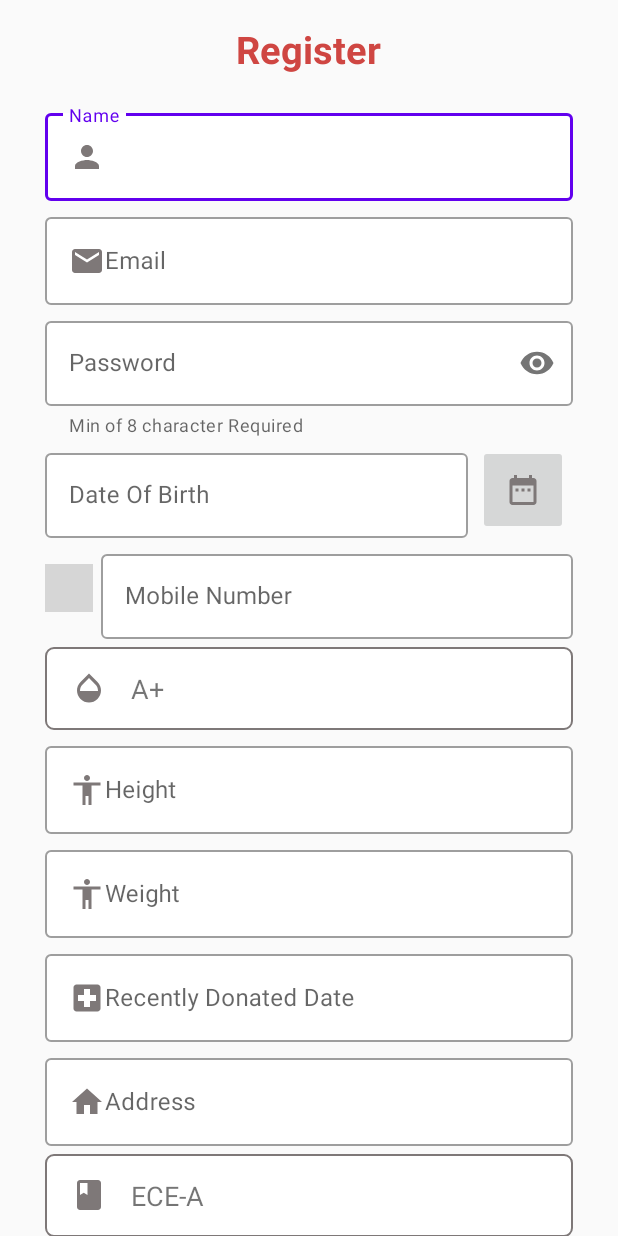
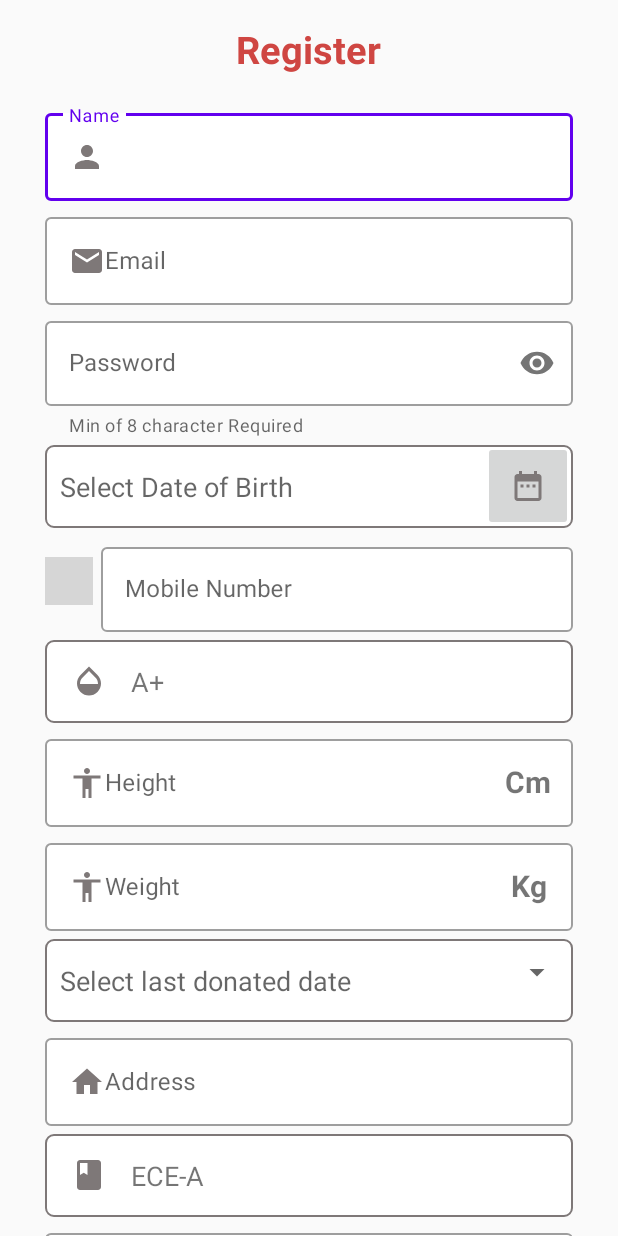
Before and after one commit to hadiabdullan/BloodBank_Gcek, an Android app: the RegisterActivity screen opened directly, with no data from a screen before it, on a phone screen of 412 x 824 dp. Run offline under Robolectric (Android 15) with nearby library versions, the phone set to English and light mode, and no system bars; our stand-ins replace Firebase (no records; nobody signed in at launch, a user with empty details on screens opened directly); libraries missing offline, so code that uses them is left out: com.hbb20; plain views replace CountryCodePicker; grey boxes are pictures that could not be loaded.

Commit message:
Added calender in register page

```diff
--- a/app/src/main/java/com/hadi123/www/bloodbankgcek/RegisterActivity.java
+++ b/app/src/main/java/com/hadi123/www/bloodbankgcek/RegisterActivity.java
@@ -3,13 +3,19 @@ package com.hadi123.www.bloodbankgcek;
 import androidx.annotation.NonNull;
 import androidx.appcompat.app.AppCompatActivity;
 
+import android.annotation.SuppressLint;
+import android.app.DatePickerDialog;
 import android.content.Intent;
 import android.os.Bundle;
 import android.view.View;
 import android.widget.AdapterView;
 import android.widget.ArrayAdapter;
+import android.widget.Button;
+import android.widget.DatePicker;
 import android.widget.EditText;
+import android.widget.ImageButton;
 import android.widget.Spinner;
+import android.widget.TextView;
 import android.widget.Toast;
 
 import com.google.android.gms.tasks.OnCompleteListener;
@@ -20,14 +26,21 @@ import com.google.firebase.auth.FirebaseUser;
 import com.google.firebase.database.DatabaseReference;
 import com.google.firebase.database.FirebaseDatabase;
 
+import java.util.Calendar;
+
 public class RegisterActivity extends AppCompatActivity {
 
-    EditText name,pass,dob,mob,ht,wt,don,add,yj,emailid1;
+    EditText name,pass,mob,ht,wt,add,yj,emailid1;
+    TextView dob,don;
     FirebaseAuth auth;
     FirebaseUser user;
     DatabaseReference reff;
     Spinner genderText;
     Spinner deptText;
+    Spinner donText;
+    DatePickerDialog dpd,dpd1;
+    Calendar c;
+    ImageButton mBtn;
 
     @Override
     protected void onCreate(Bundle savedInstanceState) {
@@ -36,7 +49,7 @@ public class RegisterActivity extends AppCompatActivity {
 
         name=findViewById(R.id.name);
         pass=findViewById(R.id.passwordcreate);
-        dob=findViewById(R.id.dob);
+        dob=findViewById(R.id.dob1);
         mob=findViewById(R.id.mobilenumber);
         ht=findViewById(R.id.height);
         wt=findViewById(R.id.weight);
@@ -44,6 +57,8 @@ public class RegisterActivity extends AppCompatActivity {
         add=findViewById(R.id.address);
         yj=findViewById(R.id.year);
         emailid1=findViewById(R.id.emailuser);
+        mBtn=findViewById(R.id.imageButton);
+
 
 
         auth=FirebaseAuth.getInstance();
@@ -88,6 +103,58 @@ public class RegisterActivity extends AppCompatActivity {
             @Override
             public void onNothingSelected(AdapterView<?> parent) {
 
+            }
+        });
+        donText=findViewById(R.id.donation_select_list);
+        String[] donArray={"Never","Add Date.."};
+        ArrayAdapter<String> donadapter= new ArrayAdapter<String>(this,R.layout.support_simple_spinner_dropdown_item,donArray);
+        donText.setAdapter(donadapter);
+        donText.setOnItemSelectedListener(new AdapterView.OnItemSelectedListener() {
+            @Override
+            public void onItemSelected(AdapterView<?> parent, View view, int position, long id) {
+                String donat=String.valueOf(donText.getSelectedItem());
+                String donater=donText.getSelectedItem().toString();
+                if(position==0){
+                    donText.setSelection(0);
+                    don.setText(donater);
+                }
+                if(donater.equals("Add Date..")){
+                    c=Calendar.getInstance();
+                    int day = c.get(Calendar.DAY_OF_MONTH);
+                    int month =c.get(Calendar.MONTH);
+                    int year=c.get(Calendar.YEAR);
+                    dpd1=new DatePickerDialog(RegisterActivity.this, new DatePickerDialog.OnDateSetListener() {
+                        @Override
+                        public void onDateSet(DatePicker datePicker, int mYear, int mMonth, int mDay) {
+                            don.setText(mDay+"/" + (mMonth+1) +"/" +mYear);
+
+                        }
+                    },day,month,year);
+                    dpd1.show();
+                }
+            }
+
+            @Override
+            public void onNothingSelected(AdapterView<?> parent) {
+
+            }
+        });
+
+
+        mBtn.setOnClickListener(new View.OnClickListener() {
+            @Override
+            public void onClick(View v) {
+                c=Calendar.getInstance();
+                int day = c.get(Calendar.DAY_OF_MONTH);
+                int month =c.get(Calendar.MONTH);
+                int year=c.get(Calendar.YEAR);
+                dpd=new DatePickerDialog(RegisterActivity.this, new DatePickerDialog.OnDateSetListener() {
+                    @Override
+                    public void onDateSet(DatePicker datePicker, int mYear, int mMonth, int mDay) {
+                        dob.setText(mDay+"/" + (mMonth+1) +"/" +mYear);
+                    }
+                },day,month,year);
+                dpd.show();
             }
         });
 
@@ -187,6 +254,9 @@ public class RegisterActivity extends AppCompatActivity {
         reff.child("users").child(auth.getCurrentUser().getUid()).child("department").setValue(deptmnt);
     }
 
+
+
+
     private void updateUI(){
         Intent i = new Intent(getApplicationContext(), LoginActivity.class);
         startActivity(i);
--- a/app/src/main/res/layout/activity_register.xml
+++ b/app/src/main/res/layout/activity_register.xml
@@ -84,34 +84,33 @@
             <RelativeLayout
                 android:layout_width="match_parent"
                 android:layout_height="wrap_content">
-            <com.google.android.material.textfield.TextInputLayout
-                style="@style/Widget.MaterialComponents.TextInputLayout.OutlinedBox"
-                android:layout_width="match_parent"
-                android:layout_height="wrap_content"
-                android:layout_marginLeft="30dp"
-                android:layout_marginTop="5dp"
-                android:layout_marginRight="100dp"
-                android:hint="Date Of Birth"
-                app:boxBackgroundColor="#ffffFF">
 
-                <com.google.android.material.textfield.TextInputEditText
-                    android:id="@+id/dob"
+                <TextView
+                    android:id="@+id/dob1"
                     android:layout_width="match_parent"
-                    android:layout_height="wrap_content"
-                    android:inputType="date" />
+                    android:layout_height="55dp"
+                    android:layout_marginLeft="30dp"
+                    android:layout_marginTop="5dp"
+                    android:layout_marginRight="30dp"
+                    android:background="@drawable/custom_spinner_bg"
+                    android:hint="Select Date of Birth"
+                    android:paddingTop="15dp"
+                    android:textSize="18sp">
 
-            </com.google.android.material.textfield.TextInputLayout>
+
+                </TextView>
 
                 <ImageButton
                     android:id="@+id/imageButton"
                     android:layout_width="60dp"
                     android:layout_height="60dp"
+                    android:layout_above="@+id/dob"
+                    android:layout_alignEnd="@+id/dob1"
+                    android:layout_marginTop="2.5dp"
+                    android:layout_marginEnd="0dp"
+                    android:layout_weight="1"
+                    android:clickable="true"
                     android:focusable="true"
-                    android:clickable="true"
-                    android:layout_alignParentEnd="true"
-                    android:layout_marginTop="5dp"
-                    android:layout_marginEnd="33dp"
-                    android:layout_weight="1"
                     app:srcCompat="@drawable/ic_date_range_black_24dp" />
             </RelativeLayout>
 
@@ -158,6 +157,9 @@
                 android:focusable="true"
                 android:foreground="?attr/selectableItemBackground" />
 
+            <RelativeLayout
+                android:layout_width="match_parent"
+                android:layout_height="wrap_content">
             <com.google.android.material.textfield.TextInputLayout
                 style="@style/Widget.MaterialComponents.TextInputLayout.OutlinedBox"
                 android:layout_width="match_parent"
@@ -176,6 +178,25 @@
                     android:inputType="number" />
             </com.google.android.material.textfield.TextInputLayout>
 
+                <TextView
+                    android:layout_width="60dp"
+                    android:layout_height="60dp"
+                    android:layout_alignParentEnd="true"
+                    android:layout_marginTop="5dp"
+                    android:layout_marginEnd="30dp"
+                    android:layout_weight="1"
+                    android:text="Cm"
+                    android:textStyle="bold"
+                    android:paddingTop="20dp"
+                    android:textAlignment="center"
+                    android:textSize="20sp"/>
+
+
+        </RelativeLayout>
+            <RelativeLayout
+                android:layout_width="match_parent"
+                android:layout_height="wrap_content">
+
             <com.google.android.material.textfield.TextInputLayout
                 style="@style/Widget.MaterialComponents.TextInputLayout.OutlinedBox"
                 android:layout_width="match_parent"
@@ -193,24 +214,50 @@
                     android:drawableLeft="@drawable/ic_height_black_24dp"
                     android:inputType="number" />
             </com.google.android.material.textfield.TextInputLayout>
+                <TextView
+                    android:layout_width="60dp"
+                    android:layout_height="60dp"
+                    android:layout_alignParentEnd="true"
+                    android:layout_marginTop="5dp"
+                    android:layout_marginEnd="30dp"
+                    android:layout_weight="1"
+                    android:text="Kg"
+                    android:textStyle="bold"
+                    android:paddingTop="20dp"
+                    android:textAlignment="center"
+                    android:textSize="20sp"/>
+            </RelativeLayout>
 
-            <com.google.android.material.textfield.TextInputLayout
-                style="@style/Widget.MaterialComponents.TextInputLayout.OutlinedBox"
+            <RelativeLayout
                 android:layout_width="match_parent"
-                android:layout_height="wrap_content"
-                android:layout_marginLeft="30dp"
-                android:layout_marginTop="5dp"
-                android:layout_marginRight="30dp"
-                android:hint="Recently Donated Date"
-                app:boxBackgroundColor="#ffffFF">
+                android:layout_height="wrap_content">
 
-                <com.google.android.material.textfield.TextInputEditText
+                <TextView
                     android:id="@+id/donation"
                     android:layout_width="match_parent"
-                    android:layout_height="wrap_content"
-                    android:drawableLeft="@drawable/ic_donation_black_24dp"
-                    android:inputType="text" />
-            </com.google.android.material.textfield.TextInputLayout>
+                    android:layout_height="55dp"
+                    android:layout_marginLeft="30dp"
+                    android:layout_marginTop="5dp"
+                    android:layout_marginRight="30dp"
+                    android:background="@drawable/custom_spinner_bg"
+                    android:hint="Select last donated date"
+                    android:paddingTop="15dp"
+                    android:textSize="18sp">
+
+                </TextView>
+
+                <Spinner
+                    android:id="@+id/donation_select_list"
+                    android:layout_width="40dp"
+                    android:layout_height="55dp"
+                    android:layout_alignParentEnd="true"
+                    android:clickable="true"
+                    android:layout_marginEnd="30dp"
+                    android:entries="@array/gender_array"
+                    android:focusable="true"
+                    android:foreground="?attr/selectableItemBackground" />
+
+            </RelativeLayout>
 
             <com.google.android.material.textfield.TextInputLayout
                 style="@style/Widget.MaterialComponents.TextInputLayout.OutlinedBox"
```
Also changed, not shown: app/src/main/res/layout/department_spinner_row.xml (indentation only).
